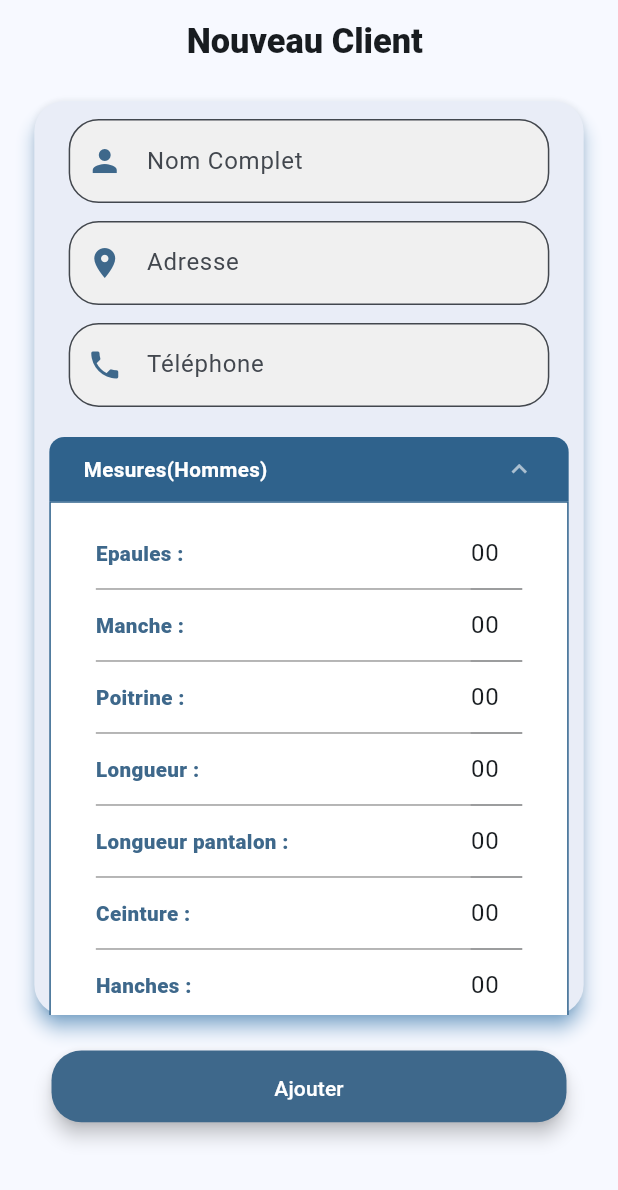
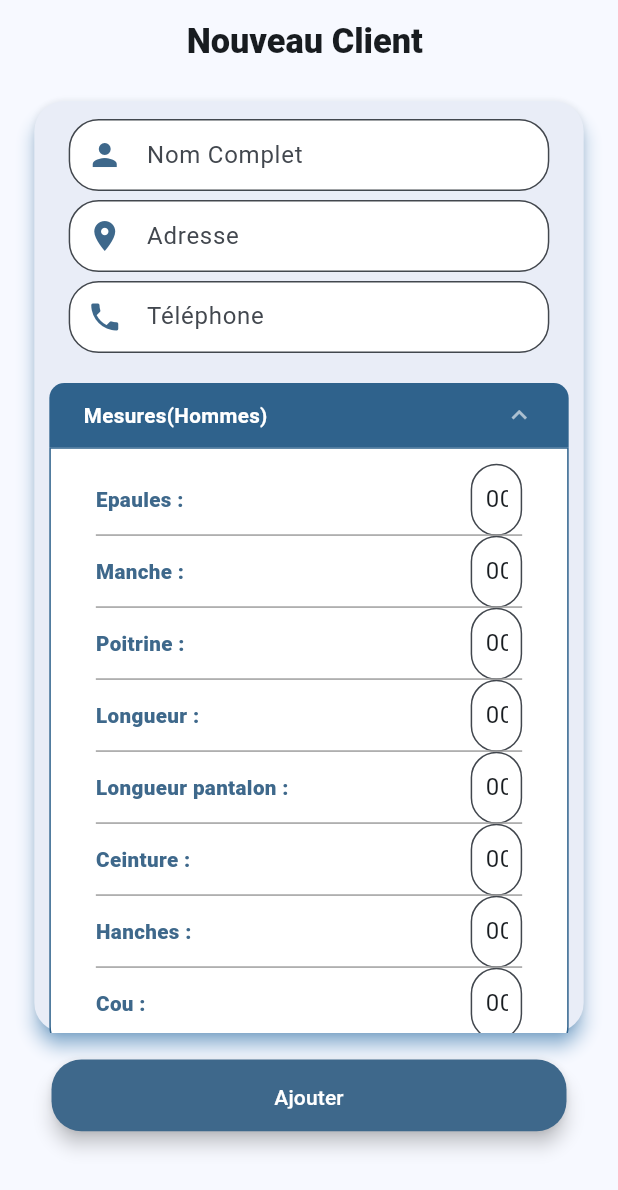
Before and after one commit to Saidou-Adama-Ndaye/gestion_tailleur, a Flutter app: the screen it shows after launch, on a phone screen of 412 x 824 dp. Shown: the top 1190 px of the screen. Run offline on Flutter 3.47's test engine with Material 3 defaults, Android fonts, the light colour scheme and no system bars; drawn by our look-alikes of accordion; our stand-ins replace device_preview, dropdown_button2, flutter_screenutil, flutter_svg, font_awesome_flutter, getwidget and 1 more.

Commit message:
nouveau client end

```diff
--- a/lib/pages/commandes/nouveeau_client/mesure_form.dart
+++ b/lib/pages/commandes/nouveeau_client/mesure_form.dart
@@ -31,6 +31,20 @@ class MesureForm extends StatelessWidget {
                     // Vous pouvez utiliser cette fonction pour récupérer la valeur saisie
                     print('Nouvelle valeur des épaules : $value');
                   },
+                  decoration: InputDecoration(
+                    contentPadding: EdgeInsets.symmetric(horizontal: 5.w),
+                    filled: true,
+                    fillColor: Color.fromARGB(255, 255, 255, 255),
+                    border: OutlineInputBorder(
+                      borderRadius: BorderRadius.circular(20.0),
+                    ),
+                    focusedBorder: OutlineInputBorder(
+                      borderRadius: BorderRadius.circular(20.0),
+                      borderSide: const BorderSide(
+                        color: Color.fromARGB(255, 62, 104, 139),
+                      ),
+                    ),
+                  ),
                 ),
               ),
             ],
@@ -60,6 +74,20 @@ class MesureForm extends StatelessWidget {
                     // Vous pouvez utiliser cette fonction pour récupérer la valeur saisie
                     print('Nouvelle valeur des manches : $value');
                   },
+                  decoration: InputDecoration(
+                    contentPadding: EdgeInsets.symmetric(horizontal: 5.w),
+                    filled: true,
+                    fillColor: Color.fromARGB(255, 255, 255, 255),
+                    border: OutlineInputBorder(
+                      borderRadius: BorderRadius.circular(20.0),
+                    ),
+                    focusedBorder: OutlineInputBorder(
+                      borderRadius: BorderRadius.circular(20.0),
+                      borderSide: const BorderSide(
+                        color: Color.fromARGB(255, 62, 104, 139),
+                      ),
+                    ),
+                  ),
                 ),
               ),
             ],
@@ -89,6 +117,20 @@ class MesureForm extends StatelessWidget {
                     // Vous pouvez utiliser cette fonction pour récupérer la valeur saisie
                     print('Nouvelle valeur de la poitrine : $value');
                   },
+                  decoration: InputDecoration(
+                    contentPadding: EdgeInsets.symmetric(horizontal: 5.w),
+                    filled: true,
+                    fillColor: Color.fromARGB(255, 255, 255, 255),
+                    border: OutlineInputBorder(
+                      borderRadius: BorderRadius.circular(20.0),
+                    ),
+                    focusedBorder: OutlineInputBorder(
+                      borderRadius: BorderRadius.circular(20.0),
+                      borderSide: const BorderSide(
+                        color: Color.fromARGB(255, 62, 104, 139),
+                      ),
+                    ),
+                  ),
                 ),
               ),
             ],
@@ -118,6 +160,20 @@ class MesureForm extends StatelessWidget {
                     // Vous pouvez utiliser cette fonction pour récupérer la valeur saisie
                     print('Nouvelle valeur de la longueur : $value');
                   },
+                  decoration: InputDecoration(
+                    contentPadding: EdgeInsets.symmetric(horizontal: 5.w),
+                    filled: true,
+                    fillColor: Color.fromARGB(255, 255, 255, 255),
+                    border: OutlineInputBorder(
+                      borderRadius: BorderRadius.circular(20.0),
+                    ),
+                    focusedBorder: OutlineInputBorder(
+                      borderRadius: BorderRadius.circular(20.0),
+                      borderSide: const BorderSide(
+                        color: Color.fromARGB(255, 62, 104, 139),
+                      ),
+                    ),
+                  ),
                 ),
               ),
             ],
@@ -148,6 +204,20 @@ class MesureForm extends StatelessWidget {
                     print(
                         'Nouvelle valeur de la longueur du pantalon : $value');
                   },
+                  decoration: InputDecoration(
+                    contentPadding: EdgeInsets.symmetric(horizontal: 5.w),
+                    filled: true,
+                    fillColor: Color.fromARGB(255, 255, 255, 255),
+                    border: OutlineInputBorder(
+                      borderRadius: BorderRadius.circular(20.0),
+                    ),
+                    focusedBorder: OutlineInputBorder(
+                      borderRadius: BorderRadius.circular(20.0),
+                      borderSide: const BorderSide(
+                        color: Color.fromARGB(255, 62, 104, 139),
+                      ),
+                    ),
+                  ),
                 ),
               ),
             ],
@@ -177,6 +247,20 @@ class MesureForm extends StatelessWidget {
                     // Vous pouvez utiliser cette fonction pour récupérer la valeur saisie
                     print('Nouvelle valeur de la ceinture : $value');
                   },
+                  decoration: InputDecoration(
+                    contentPadding: EdgeInsets.symmetric(horizontal: 5.w),
+                    filled: true,
+                    fillColor: Color.fromARGB(255, 255, 255, 255),
+                    border: OutlineInputBorder(
+                      borderRadius: BorderRadius.circular(20.0),
+                    ),
+                    focusedBorder: OutlineInputBorder(
+                      borderRadius: BorderRadius.circular(20.0),
+                      borderSide: const BorderSide(
+                        color: Color.fromARGB(255, 62, 104, 139),
+                      ),
+                    ),
+                  ),
                 ),
               ),
             ],
@@ -206,6 +290,20 @@ class MesureForm extends StatelessWidget {
                     // Vous pouvez utiliser cette fonction pour récupérer la valeur saisie
                     print('Nouvelle valeur des hanches : $value');
                   },
+                  decoration: InputDecoration(
+                    contentPadding: EdgeInsets.symmetric(horizontal: 5.w),
+                    filled: true,
+                    fillColor: Color.fromARGB(255, 255, 255, 255),
+                    border: OutlineInputBorder(
+                      borderRadius: BorderRadius.circular(20.0),
+                    ),
+                    focusedBorder: OutlineInputBorder(
+                      borderRadius: BorderRadius.circular(20.0),
+                      borderSide: const BorderSide(
+                        color: Color.fromARGB(255, 62, 104, 139),
+                      ),
+                    ),
+                  ),
                 ),
               ),
             ],
@@ -235,6 +333,20 @@ class MesureForm extends StatelessWidget {
                     // Vous pouvez utiliser cette fonction pour récupérer la valeur saisie
                     print('Nouvelle valeur du cou : $value');
                   },
+                  decoration: InputDecoration(
+                    contentPadding: EdgeInsets.symmetric(horizontal: 5.w),
+                    filled: true,
+                    fillColor: Color.fromARGB(255, 255, 255, 255),
+                    border: OutlineInputBorder(
+                      borderRadius: BorderRadius.circular(20.0),
+                    ),
+                    focusedBorder: OutlineInputBorder(
+                      borderRadius: BorderRadius.circular(20.0),
+                      borderSide: const BorderSide(
+                        color: Color.fromARGB(255, 62, 104, 139),
+                      ),
+                    ),
+                  ),
                 ),
               ),
             ],
--- a/lib/pages/commandes/nouveeau_client/my_form.dart
+++ b/lib/pages/commandes/nouveeau_client/my_form.dart
@@ -23,7 +23,7 @@ class _MyFormState extends State<MyForm> {
                   color: Color.fromARGB(255, 62, 104, 139),
                 ),
                 filled: true,
-                fillColor: const Color.fromARGB(255, 240, 240, 240),
+                fillColor: Color.fromARGB(255, 255, 255, 255),
                 border: OutlineInputBorder(
                   borderRadius: BorderRadius.circular(20.0),
                 ),
@@ -33,10 +33,12 @@ class _MyFormState extends State<MyForm> {
                     color: Color.fromARGB(255, 62, 104, 139),
                   ),
                 ),
+                contentPadding:
+                    EdgeInsets.symmetric(horizontal: 10, vertical: 10),
               ),
             ),
           ),
-          SizedBox(height: 10.h),
+          SizedBox(height: 5.h),
           Container(
             margin: EdgeInsets.only(left: 20.w, right: 20.w),
             child: TextFormField(
@@ -47,7 +49,7 @@ class _MyFormState extends State<MyForm> {
                   color: Color.fromARGB(255, 62, 104, 139),
                 ),
                 filled: true,
-                fillColor: const Color.fromARGB(255, 240, 240, 240),
+                fillColor: Color.fromARGB(255, 255, 255, 255),
                 border: OutlineInputBorder(
                   borderRadius: BorderRadius.circular(20.0),
                 ),
@@ -57,10 +59,12 @@ class _MyFormState extends State<MyForm> {
                     color: Color.fromARGB(255, 62, 104, 139),
                   ),
                 ),
+                contentPadding:
+                    EdgeInsets.symmetric(horizontal: 10, vertical: 10),
               ),
             ),
           ),
-          SizedBox(height: 10.h),
+          SizedBox(height: 5.h),
           Container(
             margin: EdgeInsets.only(left: 20.w, right: 20.w),
             child: TextFormField(
@@ -71,7 +75,7 @@ class _MyFormState extends State<MyForm> {
                   color: Color.fromARGB(255, 62, 104, 139),
                 ),
                 filled: true,
-                fillColor: const Color.fromARGB(255, 240, 240, 240),
+                fillColor: Color.fromARGB(255, 255, 255, 255),
                 border: OutlineInputBorder(
                   borderRadius: BorderRadius.circular(20.0),
                 ),
@@ -81,6 +85,8 @@ class _MyFormState extends State<MyForm> {
                     color: Color.fromARGB(255, 62, 104, 139),
                   ),
                 ),
+                contentPadding:
+                    EdgeInsets.symmetric(horizontal: 10, vertical: 10),
               ),
               keyboardType: TextInputType.phone,
             ),
--- a/lib/pages/commandes/nouveeau_client/nouveau_client.dart
+++ b/lib/pages/commandes/nouveeau_client/nouveau_client.dart
@@ -43,7 +43,7 @@ class _NouvelleClientState extends State<NouvelleClient> {
               borderRadius: BorderRadius.circular(20.0), // Coins arrondis
             ),
             child: Container(
-              height: 510.h,
+              height: 520.h,
               child: Column(
                 children: [
                   MyForm(),
@@ -73,7 +73,7 @@ class _NouvelleClientState extends State<NouvelleClient> {
               ),
             ),
           ),
-          SizedBox(height: 20.h),
+          SizedBox(height: 15.h),
           Center(
             child: SizedBox(
               width: 300.w,
```
